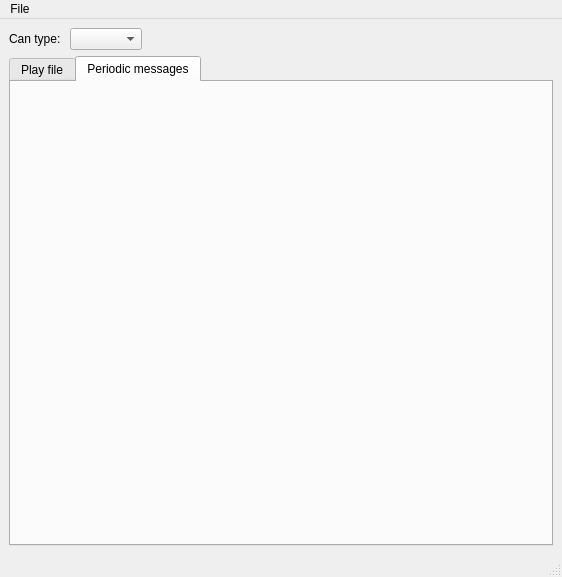
Old version of the form form.ui in the repository bigunclemax/ElmCANPlayer.
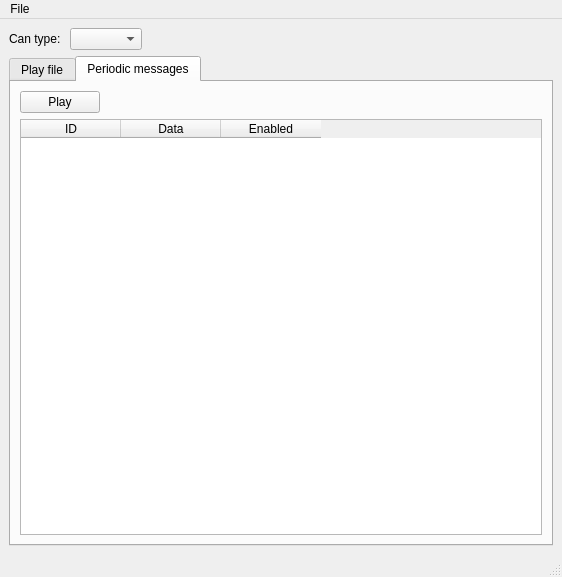
New version of the form. The open tabs and pages were chosen to show the change.

Commit message: Add the feature of sending periodic CAN messages

Patch:
```diff
--- a/form.ui
+++ b/form.ui
@@ -170,6 +170,60 @@
        <attribute name="title">
         <string>Periodic messages</string>
        </attribute>
+       <layout class="QVBoxLayout" name="verticalLayout_4">
+        <item>
+         <layout class="QHBoxLayout" name="horizontalLayout_6">
+          <item>
+           <widget class="QPushButton" name="pushButton_playPeriodic">
+            <property name="text">
+             <string>Play</string>
+            </property>
+            <property name="checkable">
+             <bool>true</bool>
+            </property>
+           </widget>
+          </item>
+          <item>
+           <spacer name="horizontalSpacer_2">
+            <property name="orientation">
+             <enum>Qt::Horizontal</enum>
+            </property>
+            <property name="sizeHint" stdset="0">
+             <size>
+              <width>40</width>
+              <height>20</height>
+             </size>
+            </property>
+           </spacer>
+          </item>
+         </layout>
+        </item>
+        <item>
+         <widget class="QTableWidget" name="tableWidget_periodic">
+          <property name="focusPolicy">
+           <enum>Qt::StrongFocus</enum>
+          </property>
+          <property name="selectionMode">
+           <enum>QAbstractItemView::NoSelection</enum>
+          </property>
+          <column>
+           <property name="text">
+            <string>ID</string>
+           </property>
+          </column>
+          <column>
+           <property name="text">
+            <string>Data</string>
+           </property>
+          </column>
+          <column>
+           <property name="text">
+            <string>Enabled</string>
+           </property>
+          </column>
+         </widget>
+        </item>
+       </layout>
       </widget>
      </widget>
     </item>
```
Left out of the diff: 2 changed lines with no effect on the pictures. The commit also changes 2 other files.
